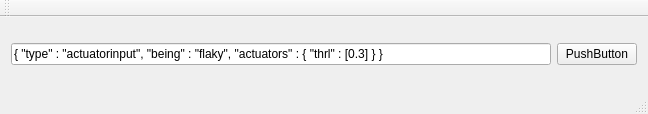
grefab/flakysworld, file src/flakysremote/surface.ui: the form before one commit.
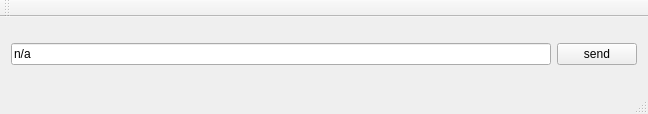
The form after the commit.

Commit message: guy tweaks. sends both thrusters per default.

The edit to the form file:
```diff
--- a/src/flakysremote/surface.ui
+++ b/src/flakysremote/surface.ui
@@ -20,14 +20,14 @@
       <item row="0" column="0">
        <widget class="QLineEdit" name="lineEdit">
         <property name="text">
-         <string>{ &quot;type&quot; : &quot;actuatorinput&quot;, &quot;being&quot; : &quot;flaky&quot;, &quot;actuators&quot; : { &quot;thrl&quot; : [0.3] } }</string>
+         <string>n/a</string>
         </property>
        </widget>
       </item>
       <item row="0" column="1">
        <widget class="QPushButton" name="pushButton">
         <property name="text">
-         <string>PushButton</string>
+         <string>send</string>
         </property>
        </widget>
       </item>
```
The commit also changes 1 other file.
